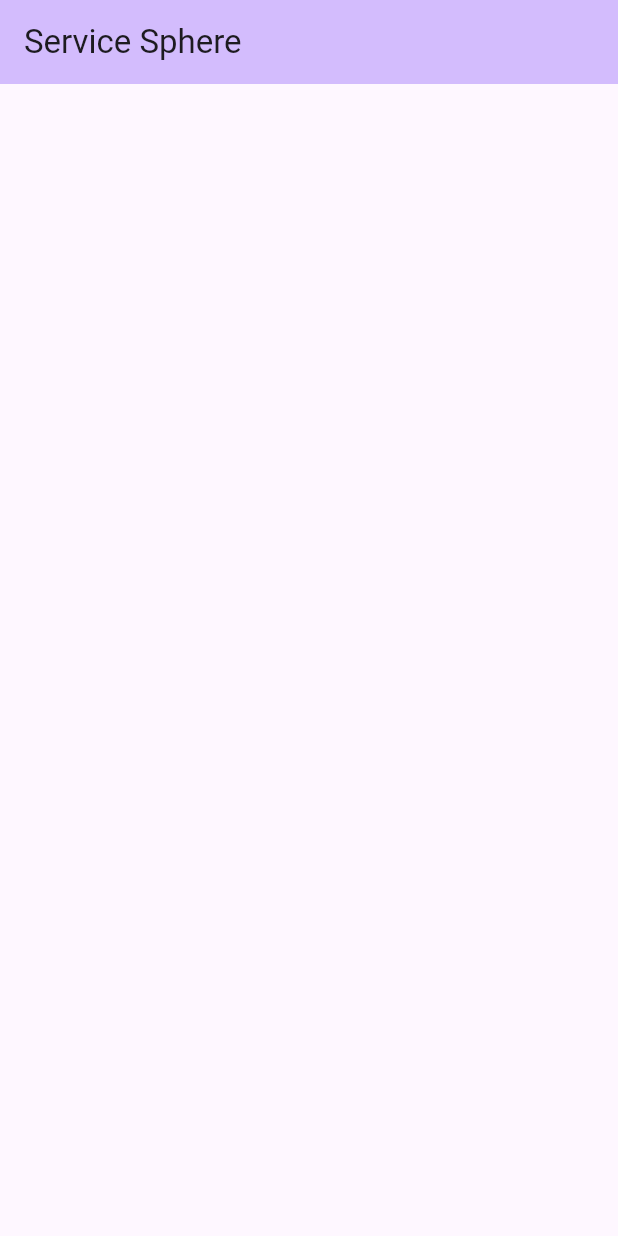
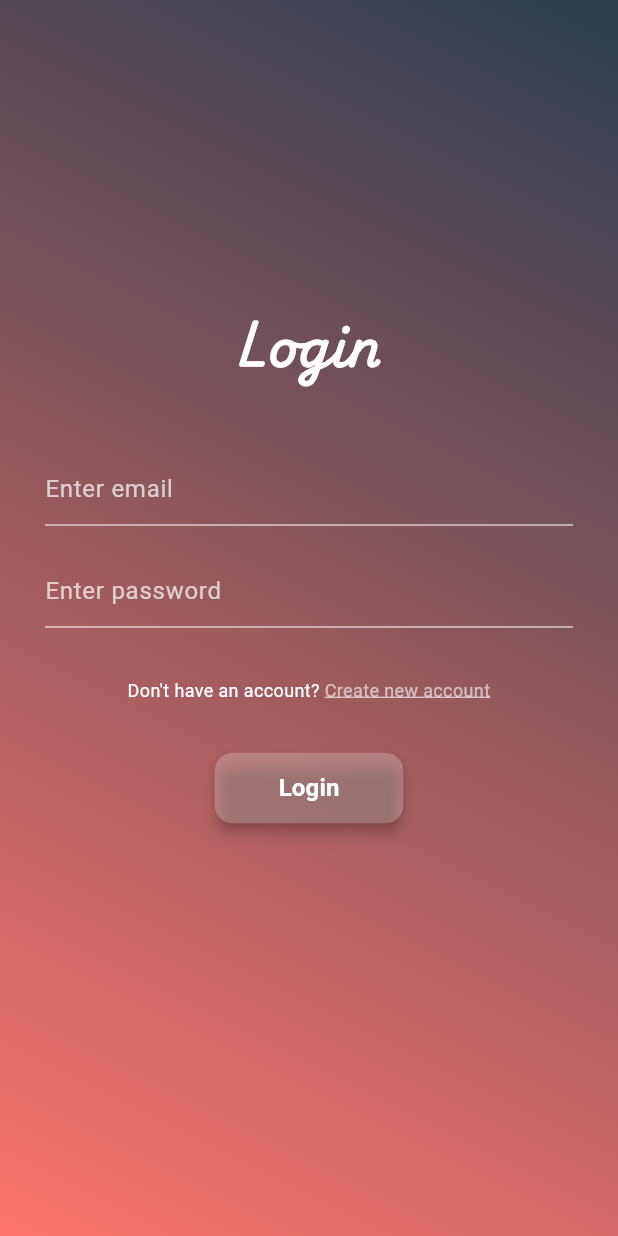
Before and after one commit to NandiniRaj82/service_sphere_app, a Flutter app: the screen it shows after launch, on a phone screen of 412 x 824 dp. Run offline on Flutter 3.47's test engine with Material 3 defaults, Android fonts, the phone set to English and light mode, and no system bars; our stand-ins replace lottie.

Commit message:
Feat: login screen done

```diff
--- /dev/null
+++ b/lib/Login.dart
@@ -0,0 +1,136 @@
+import 'package:flutter/cupertino.dart';
+import 'package:flutter/material.dart';
+
+
+class Login extends StatefulWidget{
+  @override
+  State<Login> createState() => _LoginState();
+}
+
+class _LoginState extends State<Login> {
+  @override
+  Widget build(BuildContext context) {
+    final Size screenSize = MediaQuery.of(context).size;
+    final double ScreenHeight = screenSize.height;
+    final double ScreenWidth = screenSize.width;
+
+    return Scaffold(
+      body: Stack(
+        children: [
+          Container(
+            decoration: BoxDecoration(
+              gradient: LinearGradient(
+                begin: Alignment.bottomLeft,
+                end: Alignment.topRight,
+                colors: [
+                  Color(0xFFFD746C),
+                  Color(0xFF2C3E50),
+                ],
+              ),
+            ),
+          ),
+          SingleChildScrollView( // Wrap Column with SingleChildScrollView
+            child: Column(
+              children: [
+                Center(child: SizedBox(height: ScreenHeight * 0.25)),
+                Text(
+                  "Login",
+                  style: TextStyle(
+                    color: Colors.white,
+                    fontSize: 33,
+                    fontWeight: FontWeight.bold,
+                    fontFamily: 'LoginFont',
+                  ),
+                ),
+                SizedBox(height: ScreenHeight * 0.06),
+                Padding(
+                  padding: const EdgeInsets.only(left: 30, right: 30),
+                  child: TextField(
+                    keyboardType: TextInputType.emailAddress,
+                    style: TextStyle(
+                      color: Colors.white70,
+                    ),
+                    decoration: InputDecoration(
+                      hintText: "Enter email",
+                      hintStyle: TextStyle(color: Colors.white70),
+                      enabledBorder: UnderlineInputBorder(
+                        borderSide: BorderSide(color: Colors.white70),
+                      ),
+                      focusedBorder: UnderlineInputBorder(
+                        borderSide: BorderSide(color: Colors.white70),
+                      ),
+                    ),
+                  ),
+                ),
+                Padding(
+                  padding: const EdgeInsets.only(left: 30, right: 30, top: 20),
+                  child: TextField(
+                    obscureText: true,
+                    style: TextStyle(
+                      color: Colors.white70,
+                    ),
+                    decoration: InputDecoration(
+                      hintText: "Enter password",
+                      hintStyle: TextStyle(color: Colors.white70),
+                      enabledBorder: UnderlineInputBorder(
+                        borderSide: BorderSide(color: Colors.white70),
+                      ),
+                      focusedBorder: UnderlineInputBorder(
+                        borderSide: BorderSide(color: Colors.white70),
+                      ),
+                    ),
+                  ),
+                ),
+                SizedBox(height: ScreenHeight * 0.04),
+                Text.rich(
+                  TextSpan(
+                    text: "Don't have an account? ",
+                    style: TextStyle(color: Colors.white, fontSize: 12),
+                    children: [
+                      TextSpan(
+                        text: "Create new account",
+                        style: TextStyle(
+                          color: Colors.white60, // Make it look like a link
+                          decoration: TextDecoration.underline,
+                          decorationColor: Colors.white,
+                        ),
+                      ),
+                    ],
+                  ),
+                  textAlign: TextAlign.center,
+                ),
+                SizedBox(height: ScreenHeight * 0.04),
+                ElevatedButton(
+                  onPressed: () {
+                    // Handle login or any action here
+                  },
+                  style: ElevatedButton.styleFrom(
+                    backgroundColor: Colors.white24, // Soft translucent white
+                    foregroundColor: Colors.white, // Text/icon color
+                    elevation: 4, // Slight elevation
+                    padding: EdgeInsets.symmetric(horizontal: 32, vertical: 12),
+                    shape: RoundedRectangleBorder(
+                      borderRadius: BorderRadius.circular(12), // Smooth rounded corners
+                    ),
+                  ),
+                  child: Container(
+                    width: ScreenWidth * 0.15,
+                    child: Center(
+                      child: Text(
+                        'Login',
+                        style: TextStyle(
+                          fontSize: 16,
+                          fontWeight: FontWeight.bold,
+                        ),
+                      ),
+                    ),
+                  ),
+                ),
+              ],
+            ),
+          ),
+        ],
+      ),
+    );
+  }
+}
--- a/lib/main.dart
+++ b/lib/main.dart
@@ -1,4 +1,5 @@
 import 'package:flutter/material.dart';
+import 'package:service_sphere/Login.dart';
 import 'package:service_sphere/splash_screen.dart';
 void main() {
   runApp(const MyApp());
--- a/lib/splash_screen.dart
+++ b/lib/splash_screen.dart
@@ -1,6 +1,7 @@
 import 'dart:async';
 import 'package:flutter/cupertino.dart';
 import 'package:flutter/material.dart';
+import 'package:service_sphere/Login.dart';
 import 'package:service_sphere/main.dart';
 import 'package:lottie/lottie.dart';
 
@@ -15,7 +16,7 @@ class _SplashScreenState extends State<SplashScreen> {
     super.initState();
    Timer(Duration(seconds: 3),() {
      Navigator.pushReplacement(
-         context, MaterialPageRoute(builder: (context) => MyHomePage(),
+         context, MaterialPageRoute(builder: (context) => Login(),
      ));
    });
   }
```
Also changed, not shown: pubspec.yaml (+4 -4 lines), assets/Fonts/PlaywriteDKLoopet-Regular.ttf (added).
